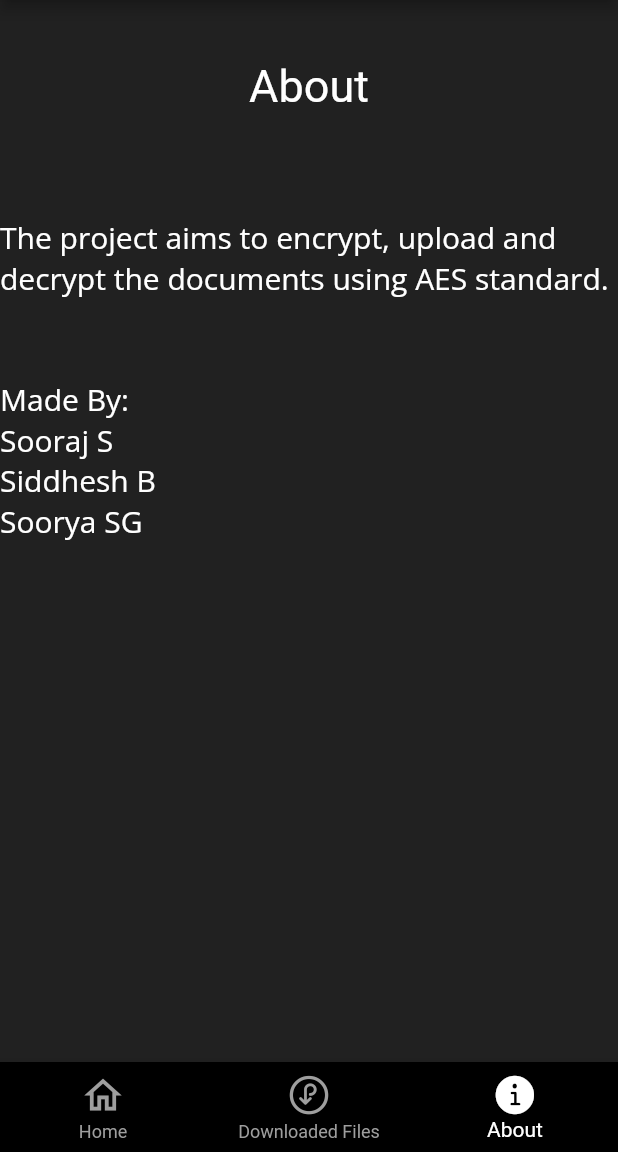
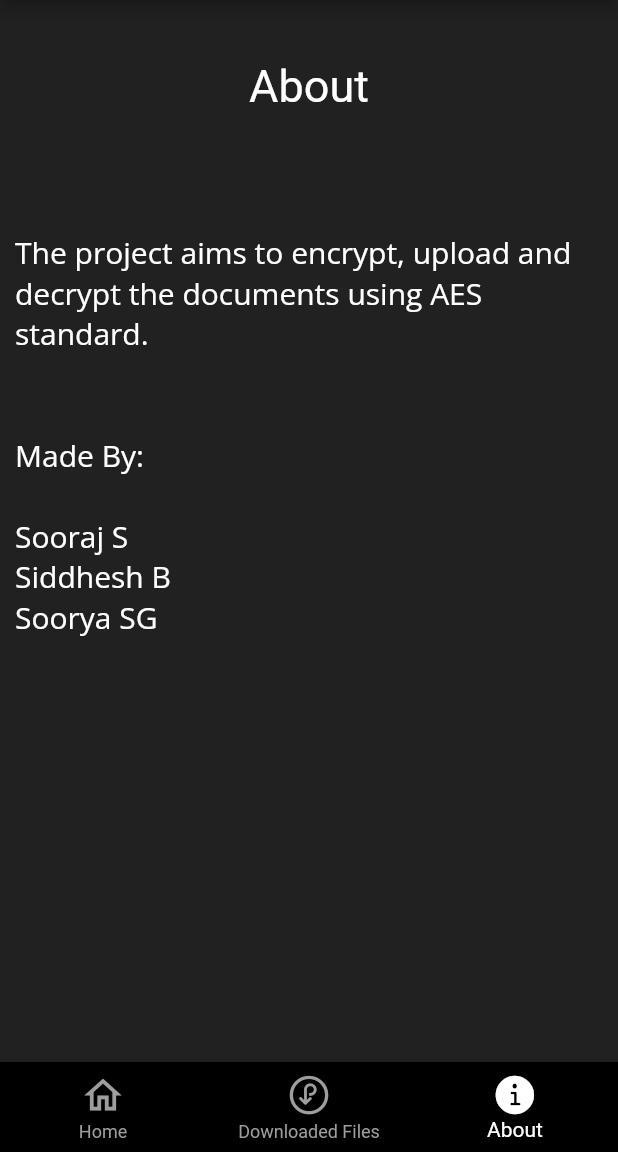
Before and after one commit to sooraj29/Encrypto_Decrypto, a Flutter app: the About screen opened by its route, on a phone screen of 412 x 824 dp, the part 84-1236 px from its top. Run offline on Flutter 3.47's test engine with Material 2 defaults, Android fonts, the phone set to English and light mode, and no system bars; our stand-ins replace file_picker, firebase_core, firebase_storage, flutter_spinkit, open_file, page_transition; accounts and stored records are empty.

Commit message:
Review 1 done, - added delete func and padding

```diff
--- a/lib/Pages/about.dart
+++ b/lib/Pages/about.dart
@@ -60,8 +60,11 @@ class _AboutState extends State<About> {
 
             ),
             SizedBox(height: 70.0,),
-            Text("The project aims to encrypt, upload and decrypt the documents using AES standard. \n\n\nMade By:\nSooraj S\nSiddhesh B\nSoorya SG",
-                style: TextStyle(color:Colors.white, fontSize: 20.0,fontFamily: "open-sans"))
+            Padding(
+              padding: EdgeInsets.all(10.0),
+              child: Text("The project aims to encrypt, upload and decrypt the documents using AES standard. \n\n\nMade By:\n\nSooraj S\nSiddhesh B\nSoorya SG",
+                  style: TextStyle(color:Colors.white, fontSize: 20.0,fontFamily: "open-sans")),
+            )
           ],
         ),
     );
```
